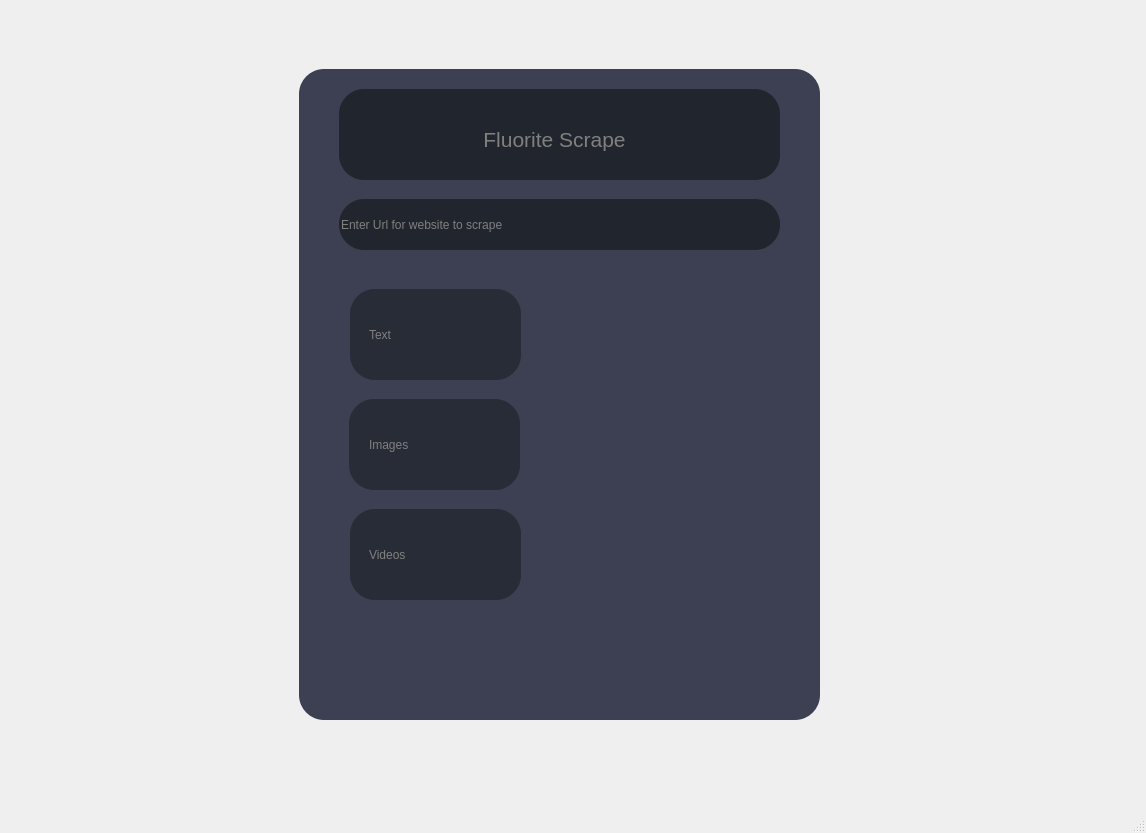
Old version of the form window.ui in the repository Fluorite-Apps/Fluorite-Scrape.
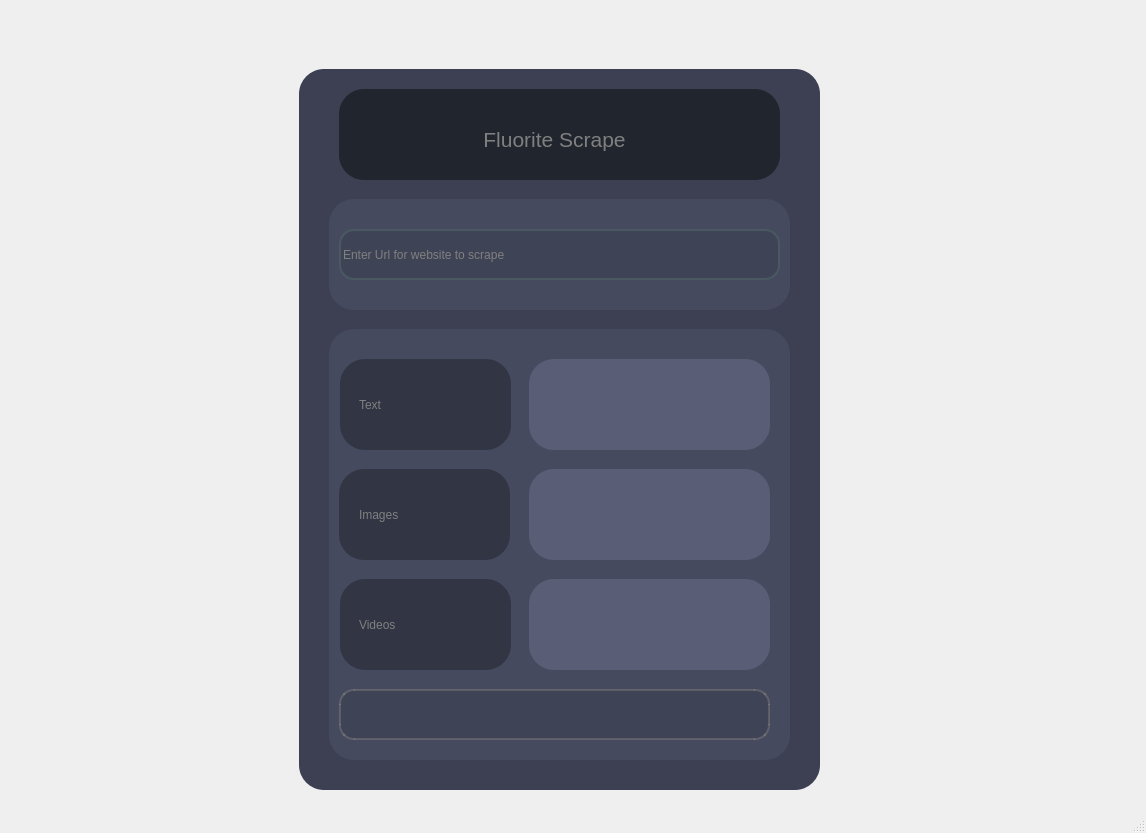
New version of the form.

The edit to the form file:
```diff
--- a/window.ui
+++ b/window.ui
@@ -23,7 +23,7 @@
       <x>9</x>
       <y>-1</y>
       <width>1171</width>
-      <height>751</height>
+      <height>811</height>
      </rect>
     </property>
     <widget class="QWidget" name="Main">
@@ -80,7 +80,7 @@
         <x>290</x>
         <y>70</y>
         <width>521</width>
-        <height>651</height>
+        <height>721</height>
        </rect>
       </property>
       <property name="styleSheet">
@@ -101,15 +101,16 @@
       <property name="geometry">
        <rect>
         <x>330</x>
-        <y>200</y>
+        <y>230</y>
         <width>441</width>
         <height>51</height>
        </rect>
       </property>
       <property name="styleSheet">
        <string notr="true">color: gray;
-background-color: #21252d;
-border-radius: 25px;</string>
+background-color: rgb(63, 67, 86);
+border-radius: 15px;
+border: 2px solid rgb(73, 88, 97);</string>
       </property>
       <property name="text">
        <string>Enter Url for website to scrape</string>
@@ -119,8 +120,8 @@
       <property name="geometry">
        <rect>
         <x>520</x>
-        <y>290</y>
-        <width>251</width>
+        <y>360</y>
+        <width>241</width>
         <height>91</height>
        </rect>
       </property>
@@ -167,8 +168,8 @@
      <widget class="QLabel" name="label_23">
       <property name="geometry">
        <rect>
-        <x>341</x>
-        <y>290</y>
+        <x>331</x>
+        <y>360</y>
         <width>171</width>
         <height>91</height>
        </rect>
@@ -177,7 +178,7 @@
        <string notr="true">QLabel {
 
 
-			background-color: #272c36;
+			background-color: rgba(33,37,45,140);
 			padding: 12px;
 			border-radius: 25px;
 			border-bottom: 30px shadow;
@@ -190,8 +191,8 @@
      <widget class="QLabel" name="label_4">
       <property name="geometry">
        <rect>
-        <x>360</x>
-        <y>320</y>
+        <x>350</x>
+        <y>390</y>
         <width>141</width>
         <height>31</height>
        </rect>
@@ -209,9 +210,9 @@
      <widget class="QFrame" name="images_frame">
       <property name="geometry">
        <rect>
-        <x>519</x>
-        <y>400</y>
-        <width>251</width>
+        <x>520</x>
+        <y>470</y>
+        <width>241</width>
         <height>91</height>
        </rect>
       </property>
@@ -258,8 +259,8 @@
      <widget class="QLabel" name="label_20">
       <property name="geometry">
        <rect>
-        <x>340</x>
-        <y>400</y>
+        <x>330</x>
+        <y>470</y>
         <width>171</width>
         <height>91</height>
        </rect>
@@ -268,7 +269,7 @@
        <string notr="true">QLabel {
 
 
-			background-color: #272c36;
+			background-color: rgba(33,37,45,140);
 			padding: 12px;
 			border-radius: 25px;
 			border-bottom: 30px shadow;
@@ -281,8 +282,8 @@
      <widget class="QLabel" name="label_6">
       <property name="geometry">
        <rect>
-        <x>360</x>
-        <y>430</y>
+        <x>350</x>
+        <y>500</y>
         <width>141</width>
         <height>31</height>
        </rect>
@@ -301,8 +302,8 @@
       <property name="geometry">
        <rect>
         <x>520</x>
-        <y>510</y>
-        <width>251</width>
+        <y>580</y>
+        <width>241</width>
         <height>91</height>
        </rect>
       </property>
@@ -349,8 +350,8 @@
      <widget class="QLabel" name="label_21">
       <property name="geometry">
        <rect>
-        <x>341</x>
-        <y>510</y>
+        <x>331</x>
+        <y>580</y>
         <width>171</width>
         <height>91</height>
        </rect>
@@ -359,7 +360,7 @@
        <string notr="true">QLabel {
 
 
-			background-color: #272c36;
+			background-color: rgba(33,37,45,140);
 			padding: 12px;
 			border-radius: 25px;
 			border-bottom: 30px shadow;
@@ -372,8 +373,8 @@
      <widget class="QLabel" name="label_5">
       <property name="geometry">
        <rect>
-        <x>360</x>
-        <y>540</y>
+        <x>350</x>
+        <y>610</y>
         <width>131</width>
         <height>31</height>
        </rect>
@@ -385,27 +386,136 @@
        <string>Videos</string>
       </property>
      </widget>
-     <widget class="QFrame" name="scrape_frame">
+     <widget class="QLabel" name="label_98">
       <property name="geometry">
        <rect>
-        <x>410</x>
-        <y>620</y>
-        <width>251</width>
+        <x>320</x>
+        <y>330</y>
+        <width>461</width>
+        <height>431</height>
+       </rect>
+      </property>
+      <property name="styleSheet">
+       <string notr="true">QLabel {
+        	
+	background-color: rgb(70, 74, 95);
+			padding: 12px;
+			border-radius: 25px;
+			border-bottom: 30px shadow;
+        }</string>
+      </property>
+      <property name="text">
+       <string/>
+      </property>
+     </widget>
+     <widget class="QLabel" name="label_99">
+      <property name="geometry">
+       <rect>
+        <x>320</x>
+        <y>200</y>
+        <width>461</width>
+        <height>111</height>
+       </rect>
+      </property>
+      <property name="styleSheet">
+       <string notr="true">QLabel {
+        	
+	background-color: rgb(70, 74, 95);
+			padding: 12px;
+			border-radius: 25px;
+			border-bottom: 30px shadow;
+        }</string>
+      </property>
+      <property name="text">
+       <string/>
+      </property>
+     </widget>
+     <widget class="QLabel" name="label_115">
+      <property name="geometry">
+       <rect>
+        <x>520</x>
+        <y>360</y>
+        <width>241</width>
         <height>91</height>
        </rect>
+      </property>
+      <property name="styleSheet">
+       <string notr="true">QLabel {
+			background-color: #595D75;
+			padding: 12px;
+			border-radius: 25px;
+			border-bottom: 30px shadow;
+        }</string>
+      </property>
+      <property name="text">
+       <string/>
+      </property>
+     </widget>
+     <widget class="QLabel" name="label_116">
+      <property name="geometry">
+       <rect>
+        <x>520</x>
+        <y>470</y>
+        <width>241</width>
+        <height>91</height>
+       </rect>
+      </property>
+      <property name="styleSheet">
+       <string notr="true">QLabel {
+			background-color: #595D75;
+			padding: 12px;
+			border-radius: 25px;
+			border-bottom: 30px shadow;
+        }</string>
+      </property>
+      <property name="text">
+       <string/>
+      </property>
+     </widget>
+     <widget class="QLabel" name="label_117">
+      <property name="geometry">
+       <rect>
+        <x>520</x>
+        <y>580</y>
+        <width>241</width>
+        <height>91</height>
+       </rect>
+      </property>
+      <property name="styleSheet">
+       <string notr="true">QLabel {
+			background-color: #595D75;
+			padding: 12px;
+			border-radius: 25px;
+			border-bottom: 30px shadow;
+        }</string>
+      </property>
+      <property name="text">
+       <string/>
+      </property>
+     </widget>
+     <widget class="QFrame" name="status_bar">
+      <property name="geometry">
+       <rect>
+        <x>330</x>
+        <y>690</y>
+        <width>431</width>
+        <height>51</height>
+       </rect>
+      </property>
+      <property name="font">
+       <font>
+        <family>Segoe UI</family>
+        <pointsize>12</pointsize>
+        <italic>false</italic>
+        <bold>false</bold>
+       </font>
       </property>
       <property name="cursor">
        <cursorShape>PointingHandCursor</cursorShape>
       </property>
       <property name="styleSheet">
-       <string notr="true">QPushButton {
-
-
-			background-color: #595D75;
-			padding: 12px;
-			border-radius: 25px;
-			border-bottom: 30px shadow;
-        }</string>
+       <string notr="true">color: gray;
+font: 12pt &quot;Segoe UI&quot;;</string>
       </property>
       <property name="frameShape">
        <enum>QFrame::NoFrame</enum>
@@ -416,7 +526,7 @@
       <property name="lineWidth">
        <number>0</number>
       </property>
-      <layout class="QHBoxLayout" name="scrape_layout">
+      <layout class="QHBoxLayout" name="status_bar_layout">
        <property name="spacing">
         <number>0</number>
        </property>
@@ -434,7 +544,32 @@
        </property>
       </layout>
      </widget>
+     <widget class="QLabel" name="label_118">
+      <property name="geometry">
+       <rect>
+        <x>330</x>
+        <y>690</y>
+        <width>431</width>
+        <height>51</height>
+       </rect>
+      </property>
+      <property name="styleSheet">
+       <string notr="true">color: gray;
+background-color: rgb(63, 67, 86);
+border-radius: 15px;
+border: 2px solid rgba(255, 237, 194, 40);</string>
+      </property>
+      <property name="text">
+       <string/>
+      </property>
+     </widget>
      <zorder>label_24</zorder>
+     <zorder>label_98</zorder>
+     <zorder>label_118</zorder>
+     <zorder>label_117</zorder>
+     <zorder>label_116</zorder>
+     <zorder>label_115</zorder>
+     <zorder>label_99</zorder>
      <zorder>label_19</zorder>
      <zorder>title_3</zorder>
      <zorder>url_input</zorder>
@@ -447,7 +582,7 @@
      <zorder>videos_frame</zorder>
      <zorder>label_21</zorder>
      <zorder>label_5</zorder>
-     <zorder>scrape_frame</zorder>
+     <zorder>status_bar</zorder>
     </widget>
     <widget class="QWidget" name="misc_keep">
      <widget class="QFrame" name="manage_buckets_frame_2">
@@ -904,6 +1039,68 @@
     <widget class="QWidget" name="na7"/>
     <widget class="QWidget" name="na2"/>
    </widget>
+   <widget class="QFrame" name="app_install_frame_6">
+    <property name="geometry">
+     <rect>
+      <x>690</x>
+      <y>230</y>
+      <width>91</width>
+      <height>51</height>
+     </rect>
+    </property>
+    <property name="cursor">
+     <cursorShape>PointingHandCursor</cursorShape>
+    </property>
+    <property name="styleSheet">
+     <string notr="true">QPushButton{
+	
+	font: 9pt &quot;Segoe UI&quot;;
+	background-color: rgb(89, 93, 117);
+	border-bottom-right-radius: 15px;
+	border-top-right-radius: 15px;
+	border: 2px solid rgb(73, 88, 97);
+}
+QPushButton:pressed:hover{
+	background-color: rgb(46, 49, 63);
+	border-bottom-right-radius: 15px;
+	border-top-right-radius: 15px;
+	border-bottom: 30px shadow;
+}
+
+QPushButton:hover {
+	background-color: rgb(66, 134, 132);
+	border-bottom-right-radius: 25px;
+	border-top-right-radius: 25px;
+	border-bottom: 30px shadow;
+}</string>
+    </property>
+    <property name="frameShape">
+     <enum>QFrame::NoFrame</enum>
+    </property>
+    <property name="frameShadow">
+     <enum>QFrame::Raised</enum>
+    </property>
+    <property name="lineWidth">
+     <number>0</number>
+    </property>
+    <layout class="QHBoxLayout" name="scrape_layout">
+     <property name="spacing">
+      <number>0</number>
+     </property>
+     <property name="leftMargin">
+      <number>0</number>
+     </property>
+     <property name="topMargin">
+      <number>0</number>
+     </property>
+     <property name="rightMargin">
+      <number>0</number>
+     </property>
+     <property name="bottomMargin">
+      <number>0</number>
+     </property>
+    </layout>
+   </widget>
   </widget>
   <widget class="QStatusBar" name="statusbar"/>
  </widget>
```
